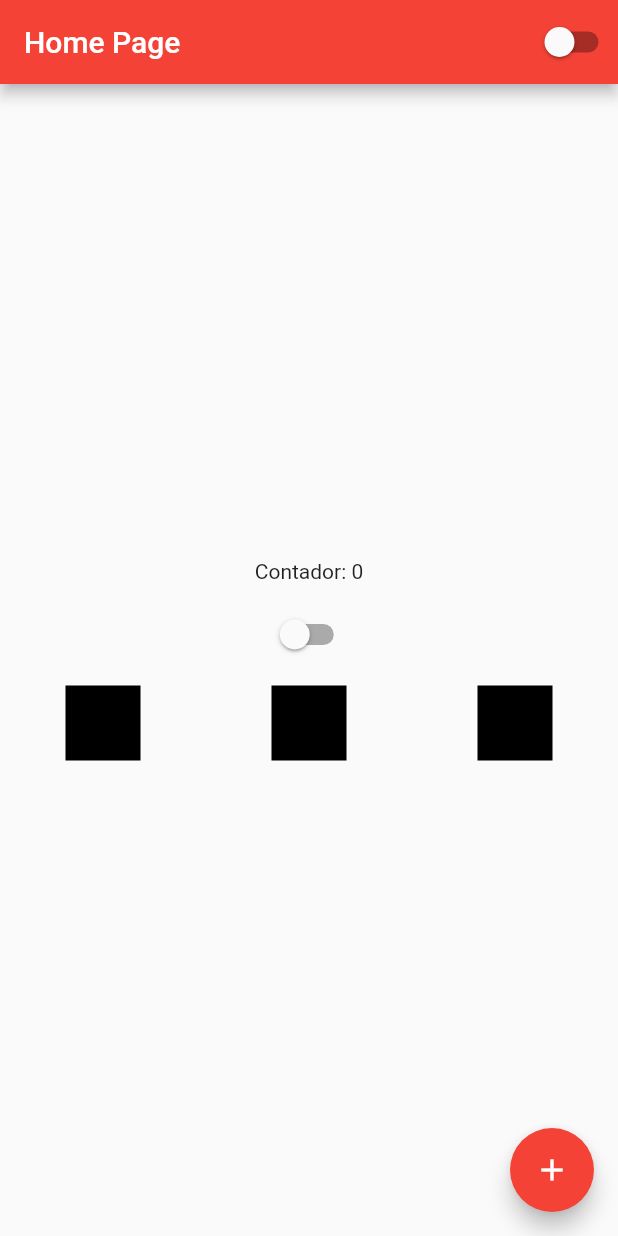
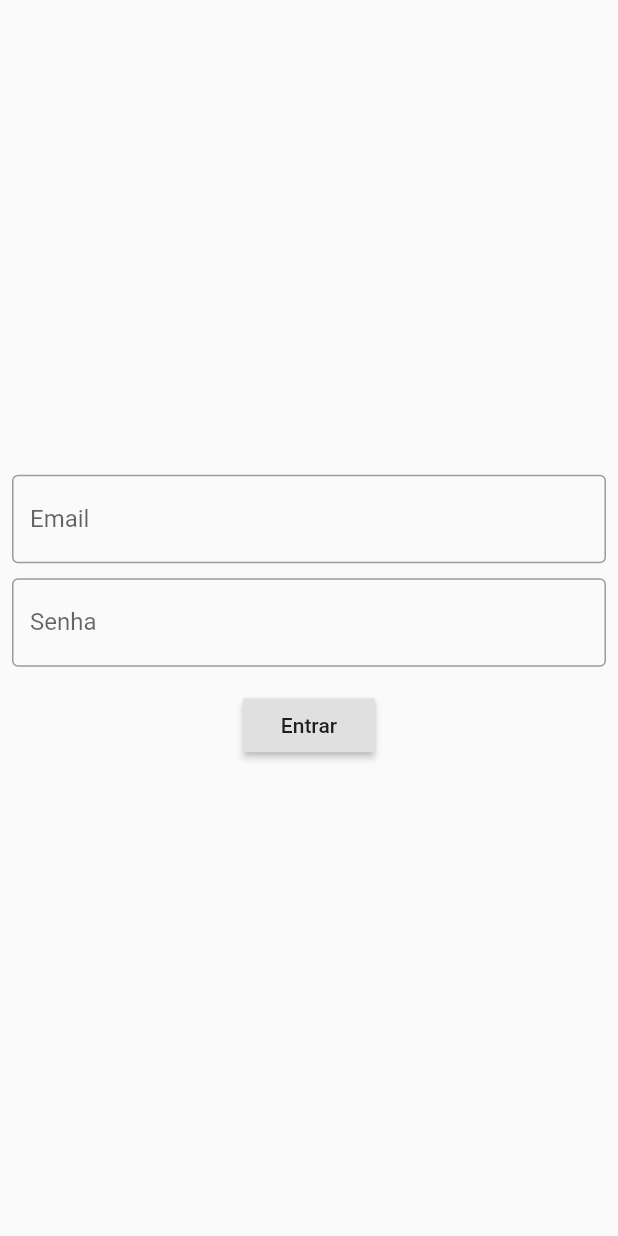
Before and after one commit to ritamonteiro1/login-app, a Flutter app: the screen it shows after launch, on a phone screen of 412 x 824 dp. Run offline on Flutter 3.47's test engine with Material 2 defaults, Android fonts, the phone set to English and light mode, and no system bars.

Commit message:
create class LoginView

```diff
--- a/lib/my_app.dart
+++ b/lib/my_app.dart
@@ -1,7 +1,8 @@
 import 'package:flutter/material.dart';
 import 'package:login_app/app_controller.dart';
+import 'package:login_app/views/login_view.dart';
 
-import 'home_view.dart';
+import 'views/home_view.dart';
 
 class MyApp extends StatelessWidget {
   @override
@@ -17,7 +18,7 @@ class MyApp extends StatelessWidget {
                 ? Brightness.dark
                 : Brightness.light,
           ),
-          home: HomeView(),
+          home: LoginView(),
         );
       },
     );
--- /dev/null
+++ b/lib/views/login_view.dart
@@ -0,0 +1,68 @@
+import 'package:flutter/material.dart';
+
+class LoginView extends StatefulWidget {
+  const LoginView({Key? key}) : super(key: key);
+
+  @override
+  _LoginViewState createState() => _LoginViewState();
+}
+
+class _LoginViewState extends State<LoginView> {
+  String email = '';
+  String password = '';
+
+  @override
+  Widget build(BuildContext context) {
+    return Scaffold(
+      body: SingleChildScrollView(
+        child: SizedBox(
+          width: MediaQuery.of(context).size.width,
+          height: MediaQuery.of(context).size.height,
+          child: Padding(
+            padding: const EdgeInsets.all(8.0),
+            child: Column(
+              mainAxisAlignment: MainAxisAlignment.center,
+              children: [
+                TextField(
+                  onChanged: (text) {
+                    email = text;
+                  },
+                  keyboardType: TextInputType.emailAddress,
+                  decoration: InputDecoration(
+                    labelText: 'Email',
+                    border: OutlineInputBorder(),
+                  ),
+                ),
+                SizedBox(
+                  height: 10,
+                ),
+                TextField(
+                  onChanged: (text) {
+                    password = text;
+                  },
+                  keyboardType: TextInputType.number,
+                  obscureText: true,
+                  decoration: InputDecoration(
+                    labelText: 'Senha',
+                    border: OutlineInputBorder(),
+                  ),
+                ),
+                SizedBox(
+                  height: 15,
+                ),
+                RaisedButton(
+                  onPressed: () {
+                    if (email == 'flutter@flutter.com.br' &&
+                        password == '123') {
+                    } else {}
+                  },
+                  child: Text('Entrar'),
+                )
+              ],
+            ),
+          ),
+        ),
+      ),
+    );
+  }
+}
```
Also changed, not shown: lib/views/home_view.dart (renamed from lib/home_view.dart).
